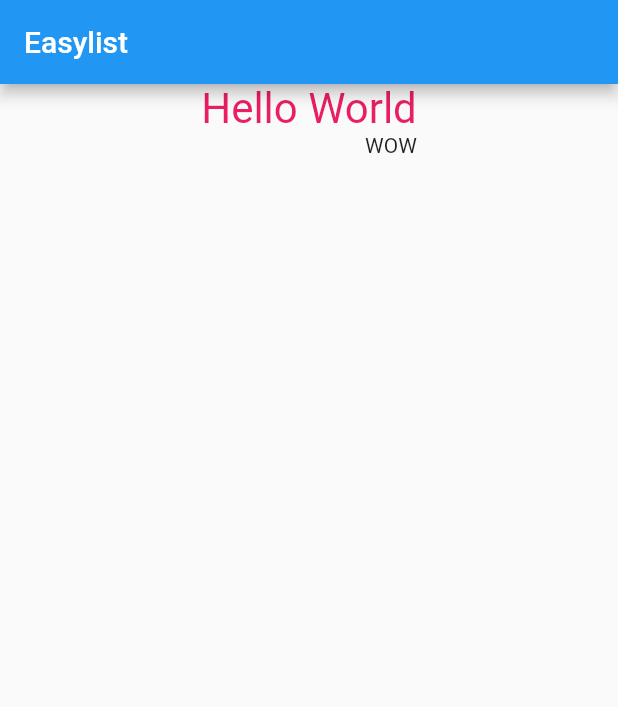
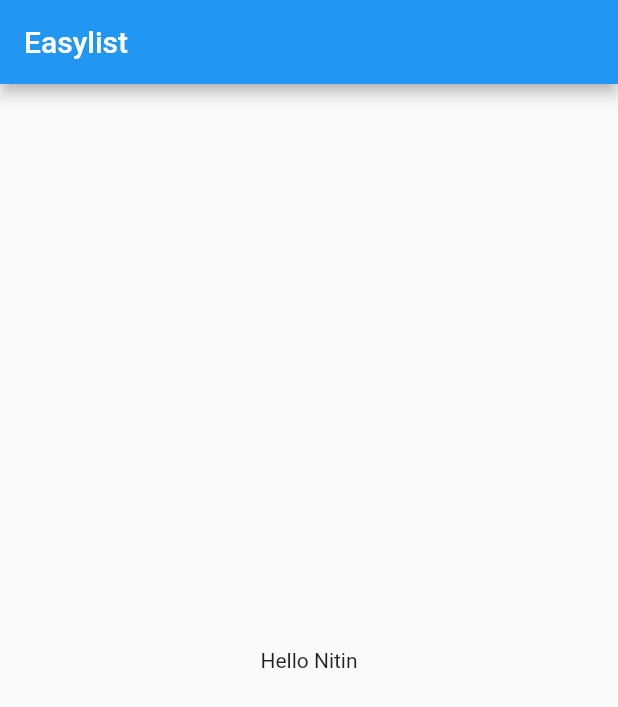
Before and after one commit to howtoflutter/flutter-app, a Flutter app: the screen it shows after launch, on a phone screen of 412 x 824 dp. Shown: the top 707 px of the screen. Run offline on Flutter 3.47's test engine with Material 2 defaults, Android fonts, the phone set to English and light mode, and no system bars.

```diff
--- a/lib/main.dart
+++ b/lib/main.dart
@@ -15,20 +15,30 @@ class MyApp extends StatelessWidget {
         ),
         body: Center(
           child: Container(
-            child: Column(
-              crossAxisAlignment: CrossAxisAlignment.end,
-              children: <Widget>[
-                new Text(
-                  "Hello World",
-                  style: new TextStyle(
-                    color: Colors.pink,
-                    fontSize: 28
-                  )
-                ),
-                new Text("WOW"),
-              ],
+            // child: Column(
+            //   crossAxisAlignment: CrossAxisAlignment.end,
+            //   children: <Widget>[
+            //     new Text(
+            //       "Hello World",
+            //       style: new TextStyle(
+            //         color: Colors.pink,
+            //         fontSize: 28
+            //       )
+            //     ),
+            //     new Padding(
+            //       padding: EdgeInsets.fromLTRB(20, 10, 10, 10),
+            //       child: new Text("WoW"),
+            //     ),
+            //     new Text("WOW"),
+            //   ],
+            // ),
+            child: Center(
+              child: Text("Hello Nitin"),
             ),
-
+            // child: Image(
+            //   // image:NetworkImage("https://www.sideshow.com/storage/product-images/9032461/batman_dc-comics_feature.jpg") ,
+            //   image: AssetImage("assets/lot/flash.jpg"),
+            // )
           ),
         ),
       ),
--- a/pubspec.yaml
+++ b/pubspec.yaml
@@ -35,7 +35,8 @@ dev_dependencies:
 
 # The following section is specific to Flutter.
 flutter:
-
+  assets:
+    - assets/lot/
   # The following line ensures that the Material Icons font is
   # included with your application, so that you can use the icons in
   # the material Icons class.
```
Also changed, not shown: assets/lot/flash.jpg (added).
